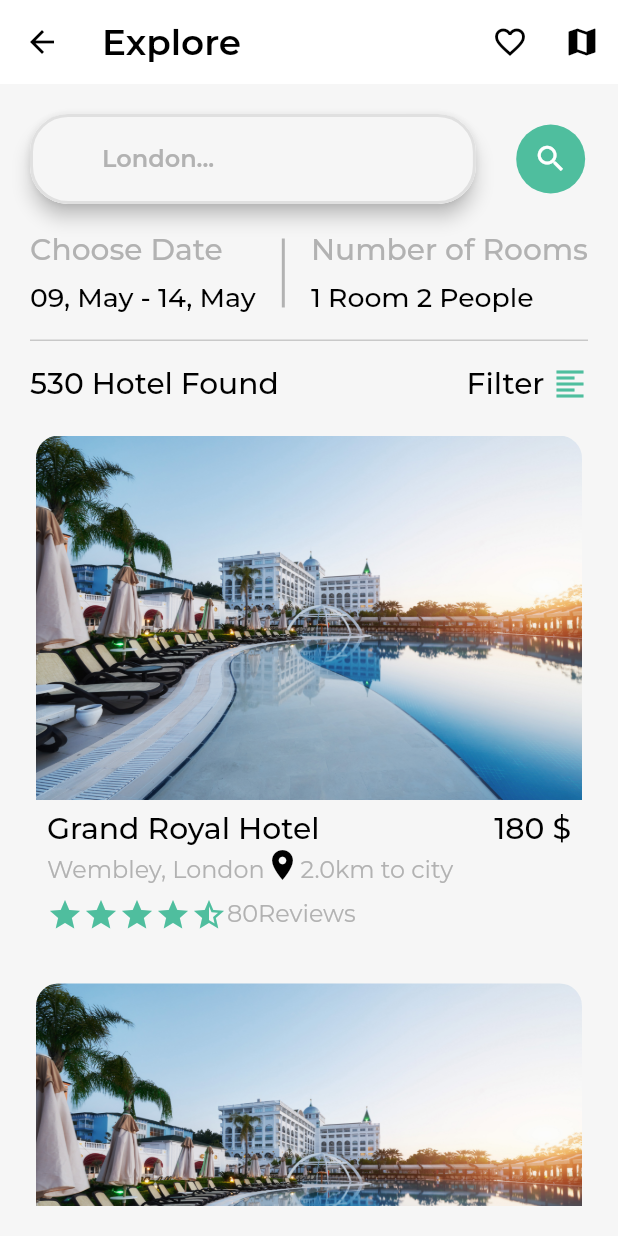
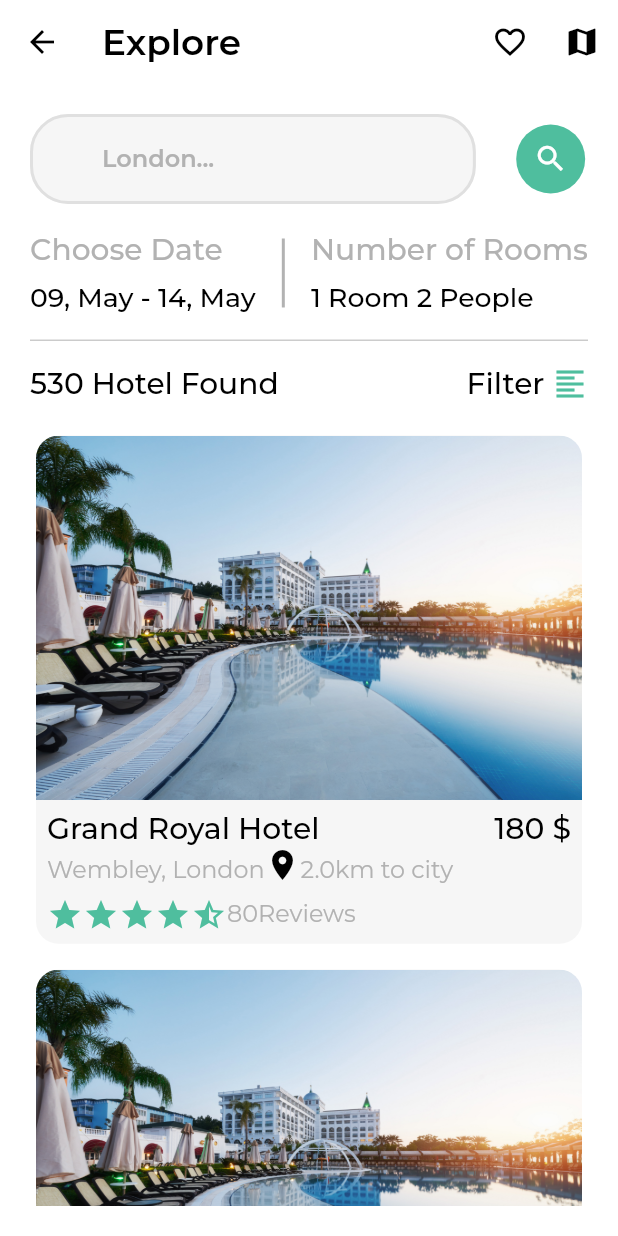
Before and after one commit to Atevaz/hotel-booking, a Flutter app: the ExploreScreen screen opened directly, on a phone screen of 412 x 824 dp. Run offline on Flutter 3.47's test engine with Material 2 defaults, Android fonts, the phone set to English and light mode, and no system bars; our stand-ins replace bloc, dio, flutter_bloc, flutter_screenutil, flutter_switch, flutter_toggle_tab and 5 more; accounts and stored records are empty.

Commit message:
navigation some updates

```diff
--- a/lib/core/router/app_router_names.dart
+++ b/lib/core/router/app_router_names.dart
@@ -1,15 +1,15 @@
 class AppRouterNames {
-  static const rTestLayoutRoute = '/';
-  static const rSplashLayoutRoute = '/splash';
+  static const rSplashLayoutRoute = '/';
   static const rOnBoardingLayoutRoute = '/on-boarding';
   static const rLoginLayoutRoute = '/login';
   static const rRegisterLayoutRoute = '/register';
   static const rHomeLayoutRoute = '/home';
   static const rChangePasswordLayoutRoute = '/change-password';
-  static const rSearchLayoutRoute = '/search';
+  static const rSearchMapLayoutRoute = '/search_map';
   static const rFilterLayoutRoute = '/filter';
   static const rSettingsLayoutRoute = '/setting';
   static const rProfileLayoutRoute = '/profile';
+  static const rUpdateProfileLayoutRoute = '/profile';
   static const rBookingsLayoutRoute = '/bookings';
   static const rExploreLayoutRoute = '/explore';
 }
--- a/lib/main.dart
+++ b/lib/main.dart
@@ -53,10 +53,9 @@ class MyApp extends StatelessWidget {
             },
             builder: (context, state) {
               return MaterialApp(
-                home: HotelDetails(),
                 debugShowCheckedModeBanner: false,
                 // initialRoute: AppRouterNames.rOnBoardingLayoutRoute,
-                // onGenerateRoute: appRouter.onGenerateRoute,
+                onGenerateRoute: appRouter.onGenerateRoute,
                 theme: lightTheme,
                 themeMode: appMode,
                 darkTheme: darkTheme,
--- a/lib/presentation/screens/shared/splash_screen.dart
+++ b/lib/presentation/screens/shared/splash_screen.dart
@@ -14,7 +14,7 @@ class SplashScreen extends StatelessWidget {
     return Scaffold(
       body: Stack(
         children: [
-          Image.asset('assets/backpacker.jpg'),
+          Image.asset('assets/images/backpacker.jpg'),
           Column(
             children: [
               SizedBox(
--- a/lib/presentation/screens/user/explore_screen.dart
+++ b/lib/presentation/screens/user/explore_screen.dart
@@ -1,3 +1,4 @@
+import 'package:booking_hotel/core/router/app_router_names.dart';
 import 'package:booking_hotel/core/styles/colors.dart';
 import 'package:booking_hotel/presentation/view/hotel_card.dart';
 import 'package:booking_hotel/presentation/view/my_app_bar.dart';
@@ -13,7 +14,6 @@ class ExploreScreen extends StatelessWidget {
   Widget build(BuildContext context) {
     final searchC = TextEditingController();
     return Scaffold(
-      backgroundColor: AppColor.lightGrey,
       appBar: PreferredSize(
         preferredSize: AppBar().preferredSize,
         child: MyAppBar(
@@ -34,7 +34,9 @@ class ExploreScreen extends StatelessWidget {
               ),
             ),
             IconButton(
-              onPressed: () {},
+              onPressed: () {
+                Navigator.pushNamed(context, AppRouterNames.rSearchMapLayoutRoute);
+              },
               icon: const Icon(
                 Icons.map,
                 color: AppColor.black,
@@ -152,7 +154,7 @@ class ExploreScreen extends StatelessWidget {
                   ),
                   InkWell(
                     onTap: () {
-                      //TODO
+                      Navigator.pushNamed(context, AppRouterNames.rFilterLayoutRoute);
                     },
                     child: Row(
                       mainAxisSize: MainAxisSize.min,
@@ -178,18 +180,11 @@ class ExploreScreen extends StatelessWidget {
                 height: 20.h,
               ),
               Expanded(
-                child: ListView.builder(
+                child: ListView.separated(
+                  physics: BouncingScrollPhysics(),
                   itemCount: 11,
-                  itemBuilder: (_, index) {
-                    EdgeInsets pad = EdgeInsets.zero;
-                    if (index != 10) {
-                      pad = EdgeInsets.only(bottom: 20.h);
-                    }
-                    return Padding(
-                      padding: pad,
-                      child: const HotelCard(),
-                    );
-                  },
+                  itemBuilder: (context, index) => HotelCard(),
+                  separatorBuilder:(context, index) => SizedBox(height: 10.h,),
                 ),
               ),
             ],
--- a/lib/presentation/screens/user/update_profile.dart
+++ b/lib/presentation/screens/user/update_profile.dart
@@ -21,6 +21,7 @@ class _UpdateProfileState extends State<UpdateProfile> {
         child: MyAppBar(
           isCompletedAppBar: true,
           title: 'Edit Profile',
+          isBack: true,
         ),
       ),
       body: SafeArea(
--- a/lib/presentation/view/home_views/home_hotels_view.dart
+++ b/lib/presentation/view/home_views/home_hotels_view.dart
@@ -1,3 +1,4 @@
+import 'package:booking_hotel/core/router/app_router_names.dart';
 import 'package:booking_hotel/presentation/view/home_views/home_card_view.dart';
 import 'package:booking_hotel/presentation/view/home_views/home_hotel_headline_view.dart';
 import 'package:flutter/material.dart';
@@ -19,17 +20,16 @@ class HomeHotelsView extends StatelessWidget {
           EdgeInsets insets = EdgeInsets.zero;
           Widget item = HomeCardView(
             onTap: () {
-              //TODO
+              /// routing
             },
           );
           if (index != 10) {
             insets = EdgeInsets.only(bottom: 25.h);
           }
           if (index == 0) {
-            insets = insets.copyWith(left: 15.w, right: 15.w);
             item = HomeHotelsHeadlineView(
               viewAll: () {
-                //TODO
+                Navigator.pushNamed(context, AppRouterNames.rExploreLayoutRoute);
               },
             );
           }
--- a/lib/presentation/view/home_views/home_sliver_app_bar_background_view.dart
+++ b/lib/presentation/view/home_views/home_sliver_app_bar_background_view.dart
@@ -23,7 +23,7 @@ class HomeSliverAppBarBackgroundView extends StatelessWidget {
       background: Padding(
         padding: EdgeInsets.only(
           bottom: 30.h,
-          left: 30.w,
+          left: 20.w,
         ),
         child: Column(
           mainAxisSize: MainAxisSize.max,
@@ -54,7 +54,7 @@ class HomeSliverAppBarBackgroundView extends StatelessWidget {
               style: ElevatedButton.styleFrom(
                 primary: AppColor.teal,
                 shape: RoundedRectangleBorder(
-                  borderRadius: BorderRadius.circular(30.r),
+                  borderRadius: BorderRadius.circular(20.r),
                 ),
                 padding: EdgeInsets.symmetric(
                   vertical: 20.h,
--- a/lib/presentation/view/home_views/home_sliver_app_bar_search_view.dart
+++ b/lib/presentation/view/home_views/home_sliver_app_bar_search_view.dart
@@ -15,7 +15,7 @@ class HomeSliverAppBarSearchView extends StatelessWidget {
     return InkWell(
       onTap: searchHotels,
       child: Container(
-        padding: EdgeInsets.symmetric(horizontal: 25.w, vertical: 50.h),
+        padding: EdgeInsets.symmetric(horizontal: 20.w, vertical: 50.h),
         child: TextFormField(
           decoration: InputDecoration(
             prefixIcon: Icon(
--- a/lib/presentation/view/home_views/home_sliver_app_bar_view.dart
+++ b/lib/presentation/view/home_views/home_sliver_app_bar_view.dart
@@ -1,3 +1,4 @@
+import 'package:booking_hotel/core/router/app_router_names.dart';
 import 'package:booking_hotel/presentation/view/home_views/home_sliver_app_bar_background_view.dart';
 import 'package:booking_hotel/presentation/view/home_views/home_sliver_app_bar_image_view.dart';
 import 'package:booking_hotel/presentation/view/home_views/home_sliver_app_bar_search_view.dart';
@@ -29,7 +30,7 @@ class _HomeSliverAppBarViewState extends State<HomeSliverAppBarView> {
           const HomeSliverAppBarImageView(),
           HomeSliverAppBarBackgroundView(
             viewHotels: () {
-              //TODO
+              Navigator.pushNamed(context, AppRouterNames.rExploreLayoutRoute);
             },
           ),
           HomeSliverAppBarSearchView(
--- a/lib/presentation/widget/default_text_form_field.dart
+++ b/lib/presentation/widget/default_text_form_field.dart
@@ -49,7 +49,6 @@ class MyFormField extends StatelessWidget {
   @override
   Widget build(BuildContext context) {
     return Material(
-      elevation: 5,
       borderRadius: BorderRadius.circular(borderRadius.r),
       child: TextFormField(
         readOnly: readOnly,
```
Also changed, not shown: lib/core/router/app_router.dart (+18 -3 lines), lib/presentation/screens/shared/on_boarding.dart (+19 -9 lines), lib/presentation/screens/user/auth_layout/login_screen.dart (+7 -13 lines), lib/presentation/screens/user/auth_layout/register_screen.dart (+8 -15 lines), lib/presentation/screens/user/filter_screen.dart (+3 -5 lines), lib/presentation/screens/user/profile_layout/profile_screen.dart (+6 -1 lines), lib/presentation/view/home_views/home_hotel_headline_view.dart (+2 -5 lines).
